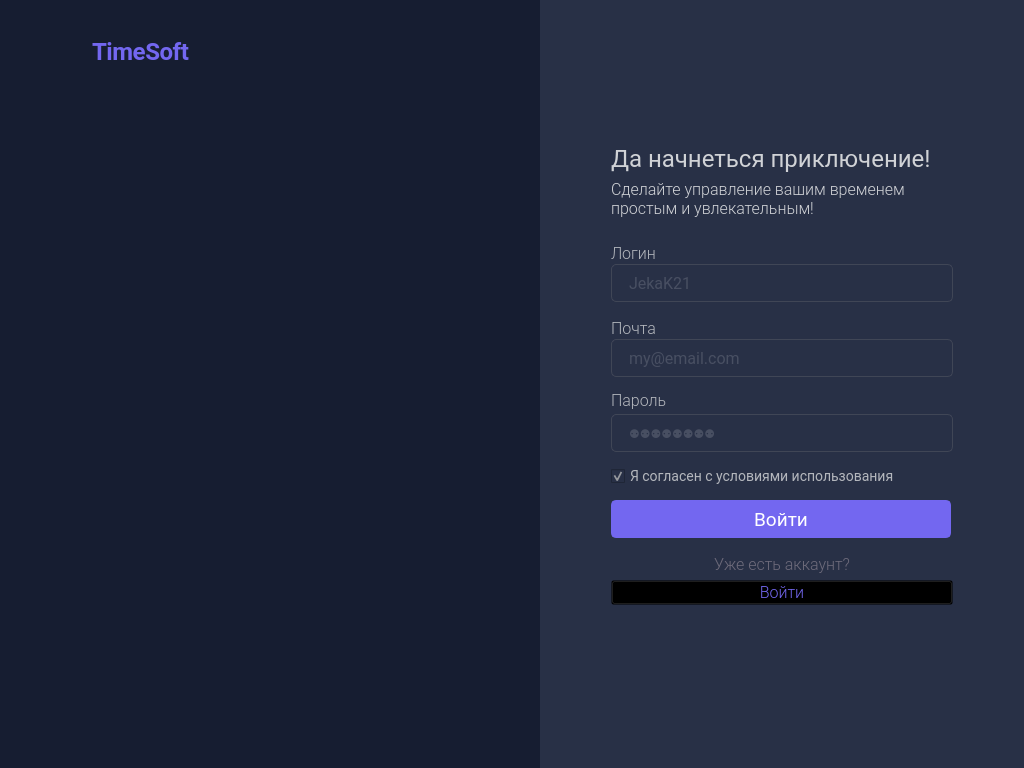
Before: the Qt Designer form design/register_d.ui in yurii-bel/project_2021, drawn with Qt 5.
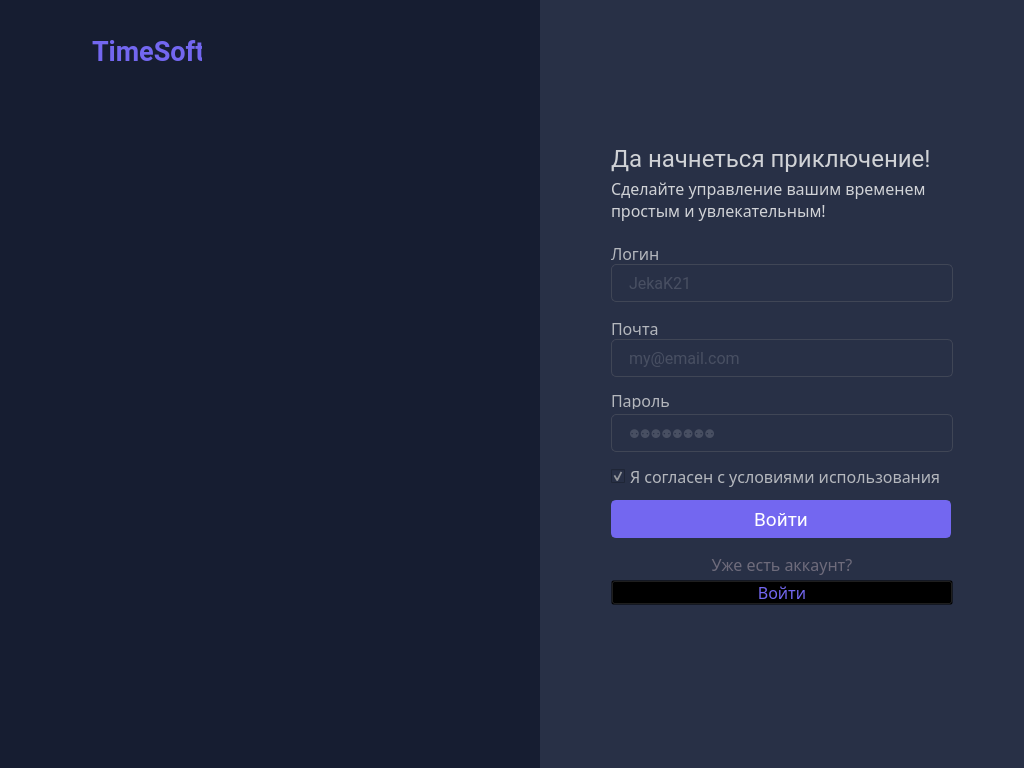
After: the same form once the commit is applied. Icons and pictures are not drawn.

Commit message: Added a white theme and fixed already fixed bugs

Patch:
```diff
--- a/design/register_d.ui
+++ b/design/register_d.ui
@@ -129,11 +129,8 @@
     </property>
     <property name="font">
      <font>
-      <family>Roboto Light</family>
+      <family>Roboto-Light</family>
       <pointsize>12</pointsize>
-      <weight>50</weight>
-      <italic>false</italic>
-      <bold>false</bold>
      </font>
     </property>
     <property name="focusPolicy">
@@ -160,11 +157,8 @@
     </property>
     <property name="font">
      <font>
-      <family>Roboto Light</family>
+      <family>Roboto-Light</family>
       <pointsize>12</pointsize>
-      <weight>50</weight>
-      <italic>false</italic>
-      <bold>false</bold>
      </font>
     </property>
     <property name="styleSheet">
@@ -192,11 +186,8 @@
     </property>
     <property name="font">
      <font>
-      <family>Roboto Light</family>
+      <family>Roboto-Light</family>
       <pointsize>12</pointsize>
-      <weight>50</weight>
-      <italic>false</italic>
-      <bold>false</bold>
      </font>
     </property>
     <property name="styleSheet">
@@ -217,11 +208,8 @@
     </property>
     <property name="font">
      <font>
-      <family>Roboto Light</family>
+      <family>Roboto-Light</family>
       <pointsize>12</pointsize>
-      <weight>50</weight>
-      <italic>false</italic>
-      <bold>false</bold>
      </font>
     </property>
     <property name="styleSheet">
@@ -242,7 +230,7 @@
     </property>
     <property name="font">
      <font>
-      <family>Roboto Light</family>
+      <family>Roboto-Light</family>
       <pointsize>12</pointsize>
      </font>
     </property>
@@ -388,11 +376,8 @@
     </property>
     <property name="font">
      <font>
-      <family>Roboto Light</family>
+      <family>Roboto-Light</family>
       <pointsize>12</pointsize>
-      <weight>50</weight>
-      <italic>false</italic>
-      <bold>false</bold>
      </font>
     </property>
     <property name="styleSheet">
@@ -411,18 +396,14 @@
       <height>21</height>
      </rect>
     </property>
+    <property name="font">
+     <font>
+      <family>Roboto-Light</family>
+      <pointsize>12</pointsize>
+     </font>
+    </property>
     <property name="styleSheet">
-     <string notr="true">font-family: Roboto;
-font-style: normal;
-font-weight: normal;
-font-size: 14px;
-line-height: 21px;
-/* identical to box height, or 150% */
-
-
-/* 1) Theme Color / Body - Text */
-
-color: #B4B7BD;</string>
+     <string notr="true">color: #B4B7BD;</string>
     </property>
     <property name="text">
      <string>Я согласен с условиями использования</string>
@@ -437,27 +418,20 @@
     <rect>
      <x>92</x>
      <y>37</y>
-     <width>100</width>
+     <width>110</width>
      <height>29</height>
     </rect>
    </property>
    <property name="font">
     <font>
      <family>Roboto</family>
-     <pointsize>-1</pointsize>
+     <pointsize>20</pointsize>
      <weight>75</weight>
-     <italic>false</italic>
      <bold>true</bold>
     </font>
    </property>
    <property name="styleSheet">
-    <string notr="true">font-family: Roboto;
-font-style: normal;
-font-weight: bold;
-font-size: 24px;
-line-height: 29px;
-letter-spacing: -0.428571px;
-color: #7367F0;</string>
+    <string notr="true">color: #7367F0;</string>
    </property>
    <property name="text">
     <string>TimeSoft</string>
```
The commit also changes 11 other files.
